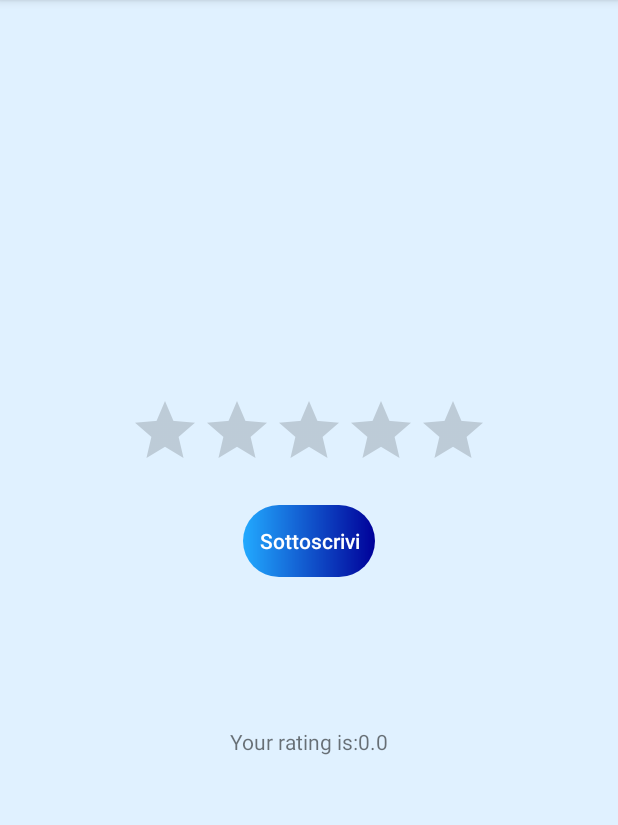
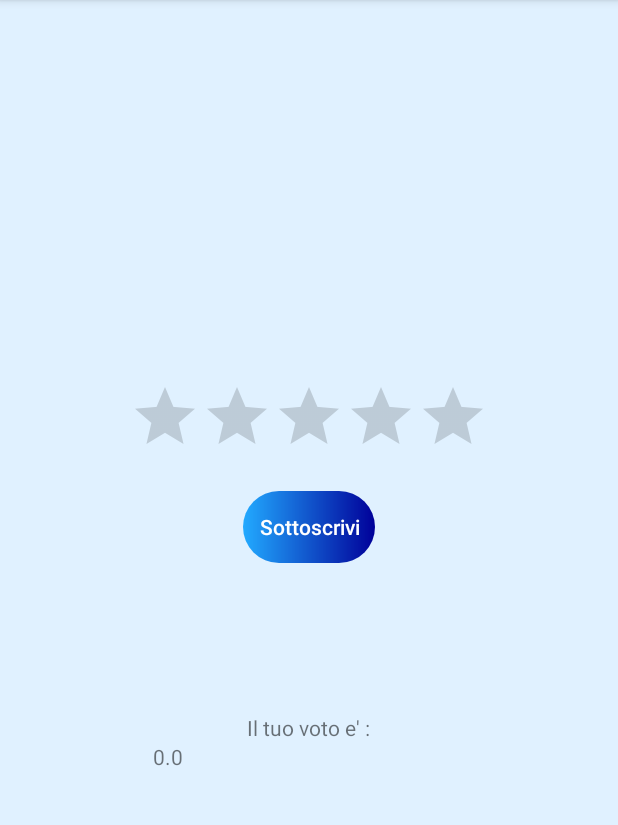
Before and after one commit to udesantis1/DibApp2, an Android app: the RatingActivity screen opened directly, with no data from a screen before it, after a tap on "Sottoscrivi", on a phone screen of 412 x 824 dp, the part 84-909 px from its top. Run offline under Robolectric (Android 15) with nearby library versions, the phone set to English and light mode, and no system bars; our stand-ins replace Firebase (no records; nobody signed in at launch, a user with empty details on screens opened directly).

Commit message:
DesignFINALE

```diff
--- a/app/src/main/java/com/example/firebaseapp/RatingActivity.java
+++ b/app/src/main/java/com/example/firebaseapp/RatingActivity.java
@@ -93,8 +93,13 @@ public class RatingActivity extends AppCompatActivity {
                    });
 
                    btnSubmit.setEnabled(false);
-                   Toast.makeText(RatingActivity.this, "Thanks for rate", Toast.LENGTH_SHORT).show();
-                   ratingDisplayTextView.setText("Your rating is:" + ratingBar.getRating());
+                   Toast.makeText(RatingActivity.this, R.string.Voto, Toast.LENGTH_SHORT).show();
+
+                   ratingDisplayTextView=(TextView) findViewById(R.id.textView1);
+
+                   ratingDisplayTextView.setText(" "+ratingBar.getRating());
+
+
 
                }
            });
--- a/app/src/main/res/layout/activity_rating.xml
+++ b/app/src/main/res/layout/activity_rating.xml
@@ -11,16 +11,18 @@
     <LinearLayout
         android:layout_width="match_parent"
         android:layout_height="match_parent"
+        android:gravity="center"
         android:orientation="vertical"
-        android:gravity="center"
-        tools:ignore="MissingConstraints">
+        tools:ignore="MissingConstraints"
+        tools:layout_editor_absoluteX="65dp"
+        tools:layout_editor_absoluteY="0dp">
 
     <RatingBar
         android:id="@+id/ratingBar"
         android:layout_width="wrap_content"
         android:layout_height="wrap_content"
+        android:layout_marginBottom="16dp"
         android:inputType="textMultiLine"
-        android:layout_marginBottom="16dp"
         app:layout_constraintStart_toStartOf="parent"
         app:layout_constraintTop_toTopOf="parent" />
 
@@ -40,10 +42,12 @@
         android:layout_width="wrap_content"
         android:layout_height="wrap_content"
         android:layout_marginTop="100dp"
-        app:layout_constraintEnd_toEndOf="parent"
-        app:layout_constraintStart_toStartOf="parent"
-        app:layout_constraintTop_toTopOf="parent" />
+        android:text="@string/Valutazione" />
 
+        <TextView
+            android:id="@+id/textView1"
+            android:layout_width="214dp"
+            android:layout_height="wrap_content" />
     </LinearLayout>
 
 </android.support.constraint.ConstraintLayout>
--- a/app/src/main/res/values/strings.xml
+++ b/app/src/main/res/values/strings.xml
@@ -57,6 +57,14 @@
     //Courses_list_item
     <string name="NomeCorso">Nome Corso</string>
 
+    //RatingAcitivity
+    <string name="Valutazione">Il tuo voto e\' :</string>
+    <string name="Voto">Grazie per aver votato</string>
+
+
+
+
+
 
 
 
```
Also changed, not shown: 2 other files.
